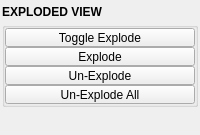
Above: mayatk/display_utils/exploded_view.ui from m3trik/mayatk before the change. Below: the same form after it.
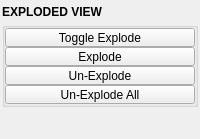
That is the form after the change. Custom widgets are drawn as their Qt base class.

What changed in the file:
```diff
--- a/mayatk/display_utils/exploded_view.ui
+++ b/mayatk/display_utils/exploded_view.ui
@@ -261,6 +261,9 @@
         <property name="orientation">
          <enum>Qt::Vertical</enum>
         </property>
+        <property name="sizeType">
+         <enum>QSizePolicy::Fixed</enum>
+        </property>
         <property name="sizeHint" stdset="0">
          <size>
           <width>0</width>
```
Left out of the diff: 6 changed lines with no effect on the pictures.
